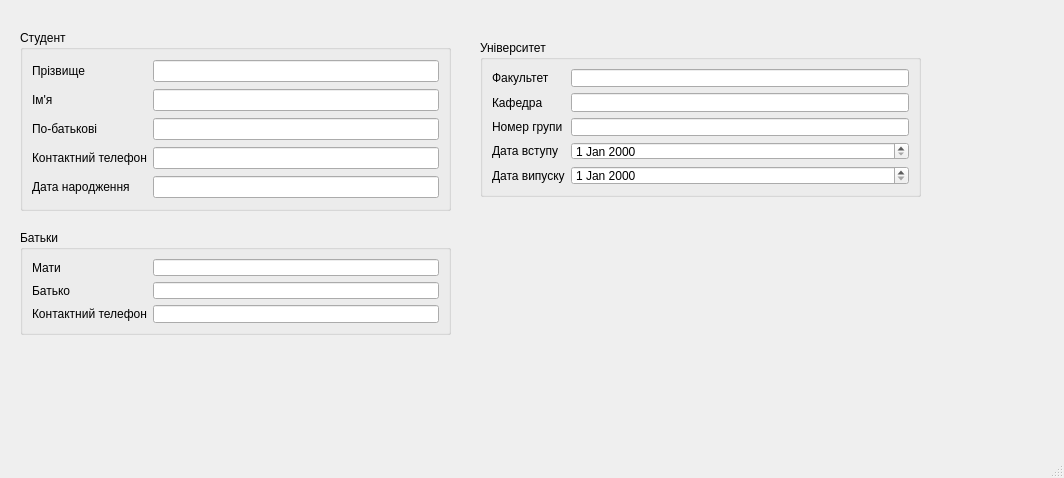
First picture: the form in informationform.ui, repository Barlend/StudBd, before the edit.
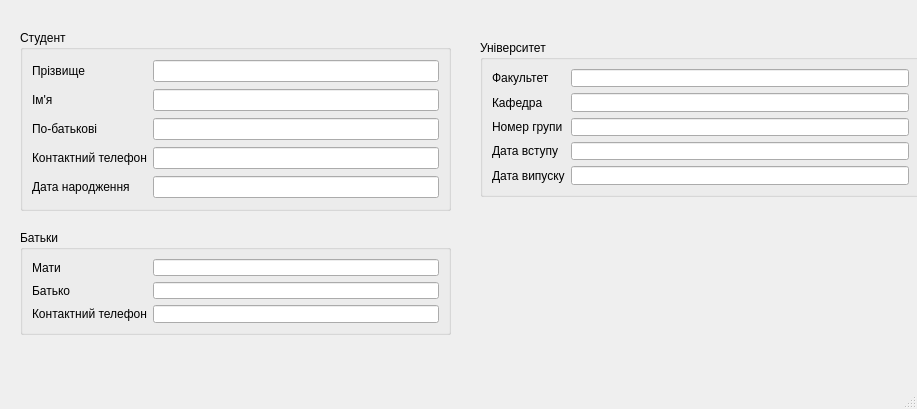
Second picture: the form after the edit.

Patch:
```diff
--- a/informationform.ui
+++ b/informationform.ui
@@ -6,8 +6,8 @@
    <rect>
     <x>0</x>
     <y>0</y>
-    <width>1064</width>
-    <height>478</height>
+    <width>917</width>
+    <height>409</height>
    </rect>
   </property>
   <property name="windowTitle">
@@ -142,9 +142,6 @@
        </property>
       </widget>
      </item>
-     <item row="3" column="1">
-      <widget class="QDateEdit" name="Date_Of_Entry"/>
-     </item>
      <item row="4" column="0">
       <widget class="QLabel" name="label_10">
        <property name="text">
@@ -152,8 +149,19 @@
        </property>
       </widget>
      </item>
+     <item row="3" column="1">
+      <widget class="QLineEdit" name="Date_Of_Entry">
+       <property name="enabled">
+        <bool>true</bool>
+       </property>
+      </widget>
+     </item>
      <item row="4" column="1">
-      <widget class="QDateEdit" name="End_Date"/>
+      <widget class="QLineEdit" name="End_Date">
+       <property name="enabled">
+        <bool>true</bool>
+       </property>
+      </widget>
      </item>
     </layout>
    </widget>
```
Left out of the diff: 8 changed lines with no effect on the pictures.
